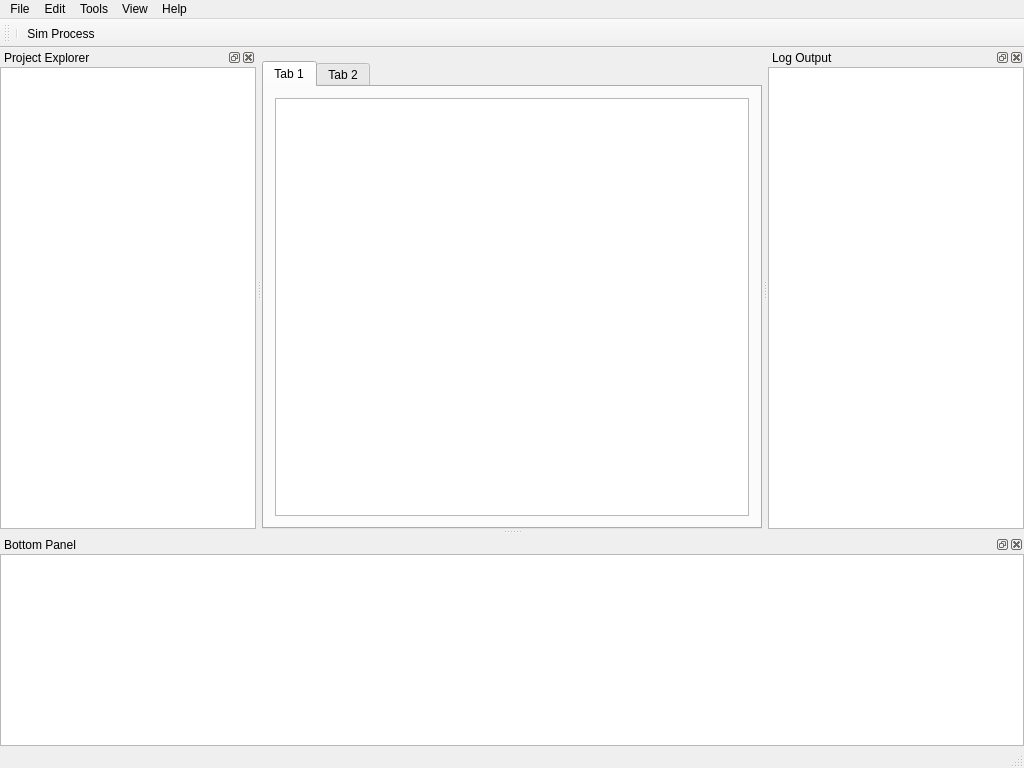
Above: src/gamside.ui from GAMS-dev/studio before the change. Below: the same form after it.
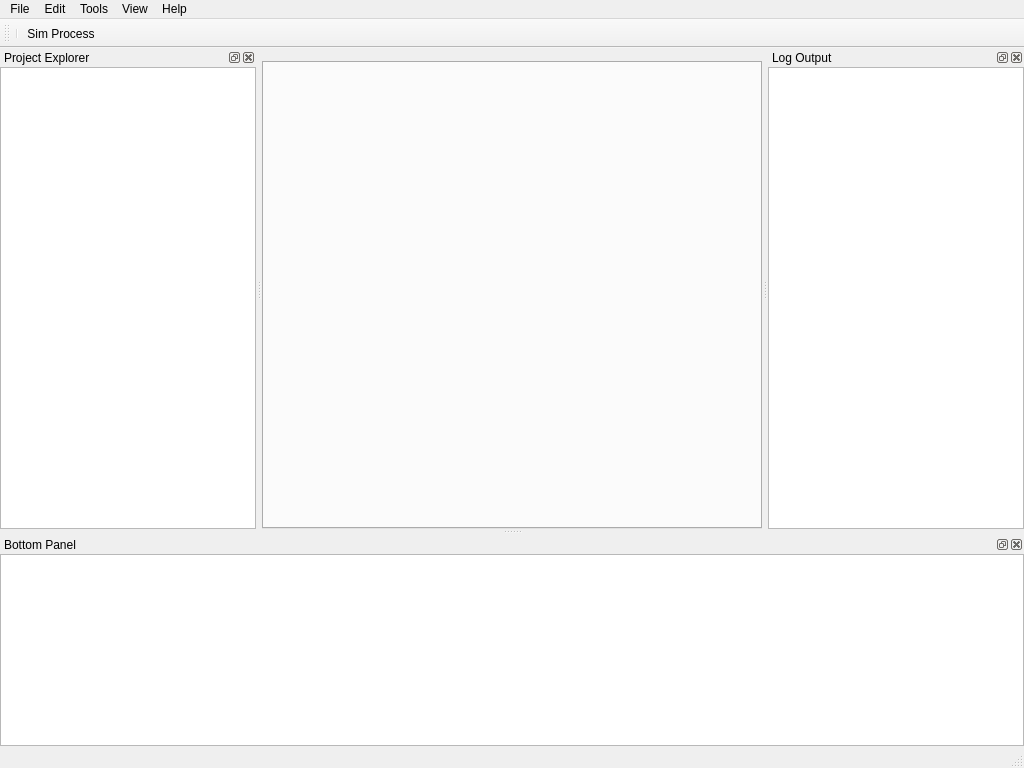
That is the form after the change. Icons and pictures are not drawn. Custom widgets are drawn as their Qt base class.

The edit to the form file:
```diff
--- a/src/gamside.ui
+++ b/src/gamside.ui
@@ -58,27 +58,6 @@
         <property name="currentIndex">
          <number>0</number>
         </property>
-        <widget class="QWidget" name="tab1">
-         <attribute name="title">
-          <string>Tab 1</string>
-         </attribute>
-         <layout class="QGridLayout" name="gridLayout_3">
-          <item row="0" column="0">
-           <widget class="QTextEdit" name="textEdit_2">
-            <property name="font">
-             <font>
-              <family>Source Code Pro</family>
-             </font>
-            </property>
-           </widget>
-          </item>
-         </layout>
-        </widget>
-        <widget class="QWidget" name="tab2">
-         <attribute name="title">
-          <string>Tab 2</string>
-         </attribute>
-        </widget>
        </widget>
       </item>
      </layout>
@@ -465,6 +444,14 @@
   </action>
  </widget>
  <layoutdefault spacing="6" margin="11"/>
+ <customwidgets>
+  <customwidget>
+   <class>gams::ide::TabWidget</class>
+   <extends>QTabWidget</extends>
+   <header>tabwidget.h</header>
+   <container>1</container>
+  </customwidget>
+ </customwidgets>
  <resources>
   <include location="icons/icons.qrc"/>
  </resources>
```
Left out of the diff: 4 changed lines with no effect on the pictures.
